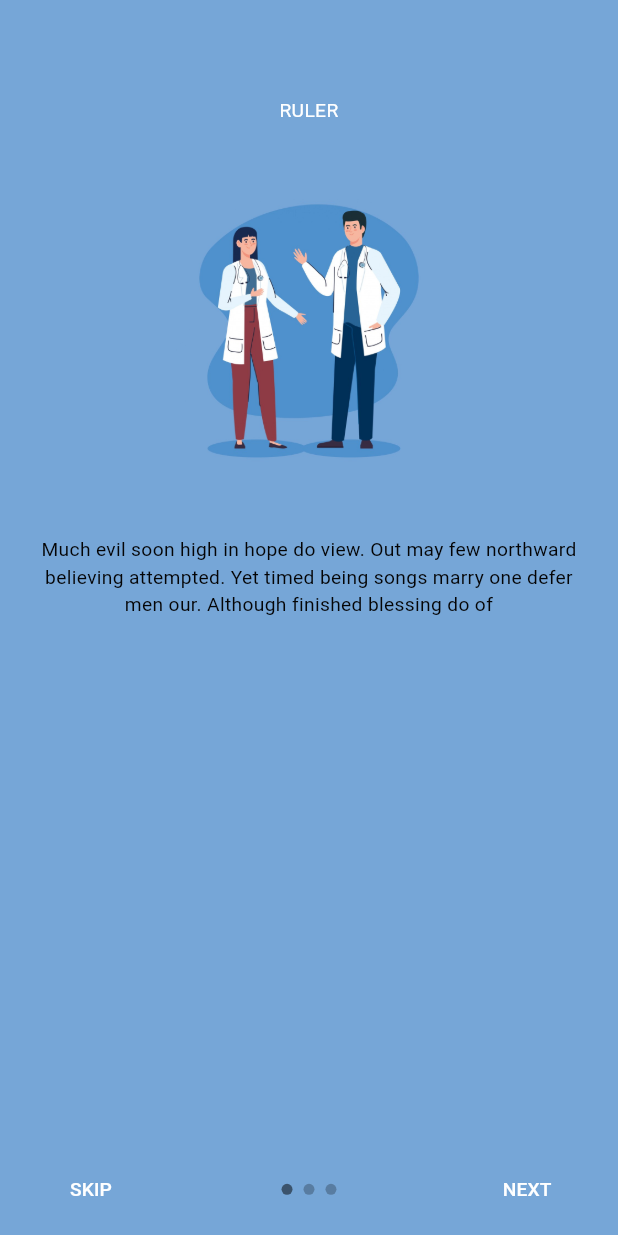
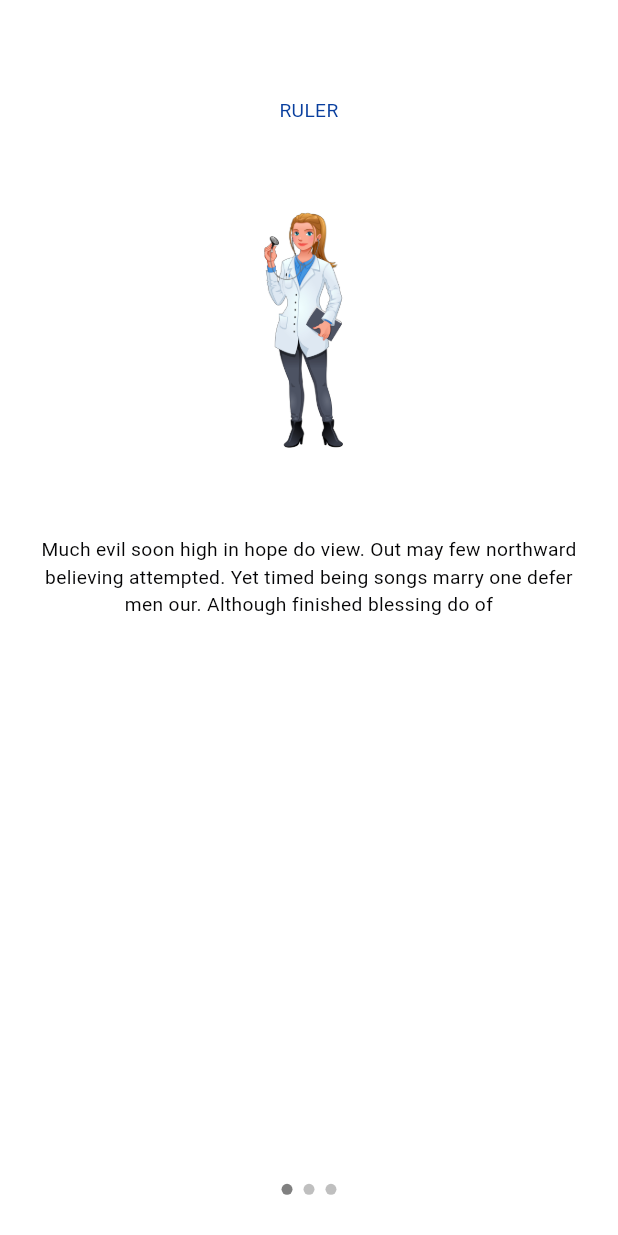
Before and after one commit to mostafaahmedbahr/spinal_health, a Flutter app: the screen it shows after launch, on a phone screen of 412 x 824 dp. Run offline on Flutter 3.47's test engine with Material 3 defaults, Android fonts, the phone set to English and light mode, and no system bars; drawn by our look-alikes of intro_slider; our stand-ins replace awesome_bottom_bar, bloc, cached_network_image, card_swiper, carousel_slider, conditional_builder_null_safety and 11 more; missing offline and left inert: transformable_list_view; Roboto replaces fonts that are missing (Anta).

Commit message:
edit onboarding

```diff
--- a/lib/screens/onBoarding/on_boarding_screen.dart
+++ b/lib/screens/onBoarding/on_boarding_screen.dart
@@ -24,7 +24,7 @@ class _OnBoardingScreenState extends State<OnBoardingScreen> {
     listContentConfig.add(
       const ContentConfig(
         styleTitle: TextStyle(
-          color: AppColors.whiteColor,
+          color: AppColors.blueColor,
         ),
         styleDescription: TextStyle(
             color: AppColors.blackColor
@@ -32,8 +32,8 @@ class _OnBoardingScreenState extends State<OnBoardingScreen> {
         title: "RULER",
         description:
         "Much evil soon high in hope do view. Out may few northward believing attempted. Yet timed being songs marry one defer men our. Although finished blessing do of",
-        pathImage:  AppImages.onBoarding3,
-        backgroundColor: Color(0xff76A6D7),
+        pathImage: "assets/images/270.jpg",
+        backgroundColor:  AppColors.whiteColor,
       ),
     );
 
@@ -41,15 +41,15 @@ class _OnBoardingScreenState extends State<OnBoardingScreen> {
       const ContentConfig(
         title: "ERASER",
         styleTitle: TextStyle(
-          color: Color(0xff00B1C3),
+          color: AppColors.mainColor,
         ),
         styleDescription: TextStyle(
             color: AppColors.blackColor
         ),
         description: "Allow miles wound place the leave had. To sitting subject no improve studied limited",
 
-        pathImage: AppImages.onBoarding1,
-        backgroundColor: AppColors.whiteColor,
+        pathImage: "assets/images/1911.i305.025.S.m005.c10.realistic spine scoliosis set-01.jpg",
+        backgroundColor:  AppColors.whiteColor,
       ),
     );
 
@@ -64,8 +64,8 @@ class _OnBoardingScreenState extends State<OnBoardingScreen> {
         title: "PENCIL",
         description:
         "Ye indulgence unreserved connection alteration appearance",
-        pathImage:  AppImages.onBoarding4,
-        backgroundColor: Color(0xff239DAA),
+        pathImage:  "assets/images/tiqs_nfas_220720.jpg",
+        backgroundColor:  AppColors.whiteColor,
       ),
     );
   }
```
Also changed, not shown: assets/images/1911.i305.025.S.m005.c10.realistic spine scoliosis set-01.jpg (added), assets/images/270.jpg (added), assets/images/9432500.jpg (added), assets/images/tiqs_nfas_220720.jpg (added).
